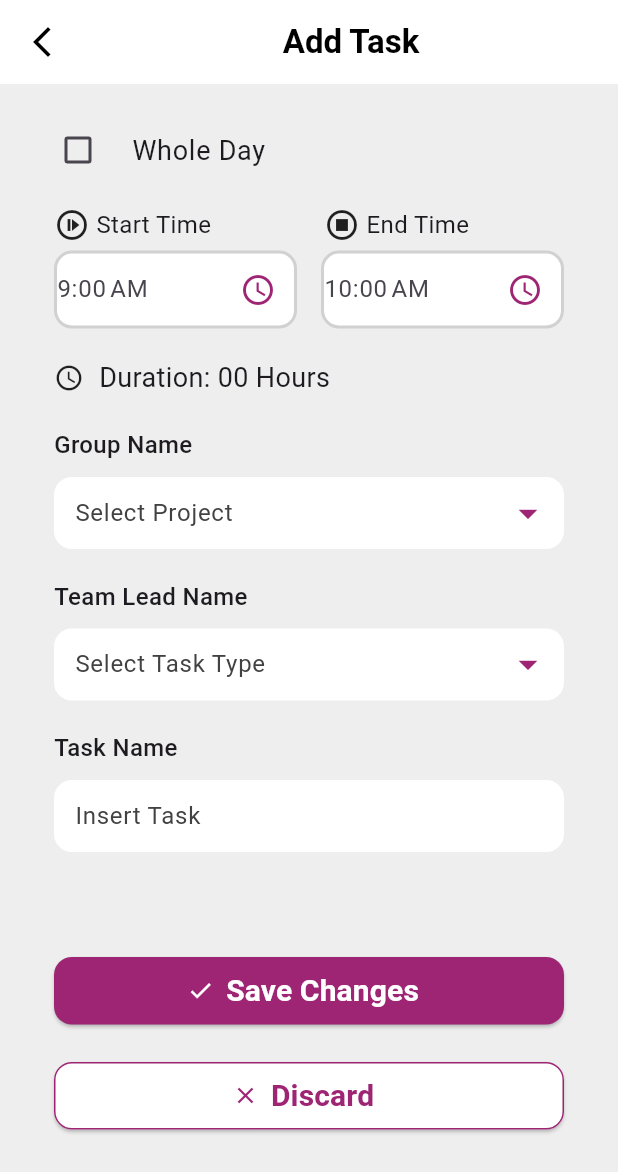
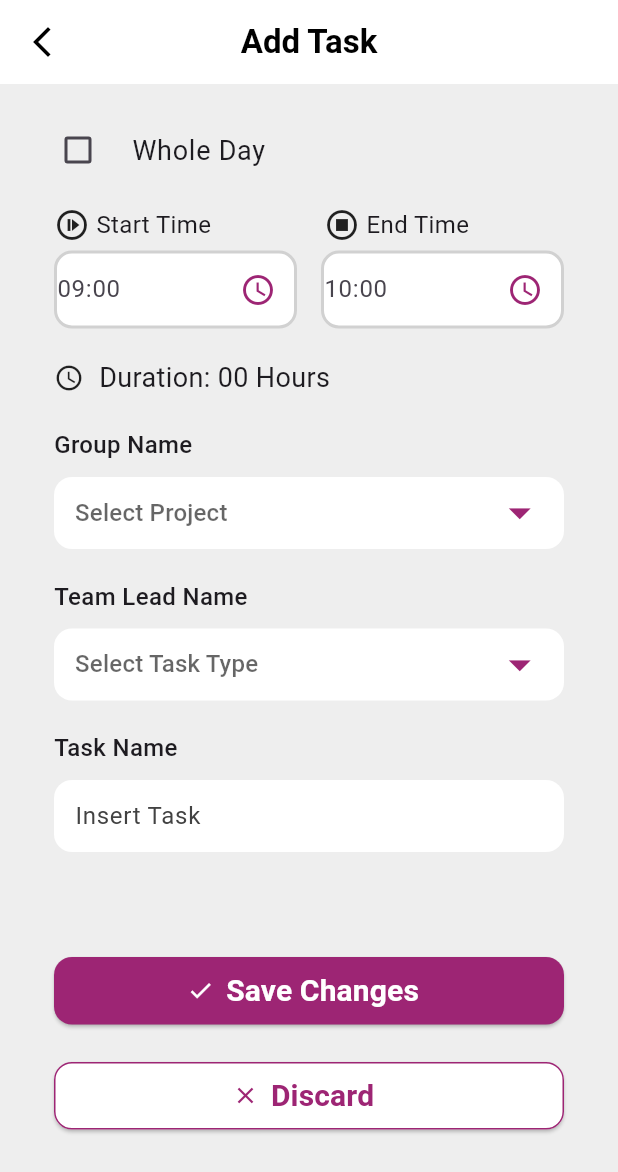
Before and after one commit to telphatech/TS_System_App, a Flutter app: the TaskDashboard screen opened directly, after a tap on the "add" icon, on a phone screen of 412 x 824 dp. Shown: the top 1172 px of the screen. Run offline on Flutter 3.47's test engine with Material 3 defaults, Android fonts, the phone set to English and light mode, and no system bars.

Commit message:
TM System

```diff
--- a/lib/main.dart
+++ b/lib/main.dart
@@ -1,7 +1,5 @@
 import 'package:flutter/material.dart';
-import 'package:ts_system/modules/home_admin/presentation/views/home_admin_mobile_view.dart';
 import 'package:ts_system/modules/splash/presentation/views/splash_screen_mobile_view.dart';
-import './modules/employee/leave/presentation/views/leave_dashboard_mobile_view.dart';
 
 void main() {
   runApp(MyApp());
@@ -19,9 +17,9 @@ class MyApp extends StatelessWidget {
         colorScheme: ColorScheme.fromSeed(seedColor: Colors.deepPurple),
         useMaterial3: true,
       ),
-      // home: const SplashScreenMobileView(),
+      home: const SplashScreenMobileView(),
       // home: const ApplyLeaveMobileView(),
-      home: const LeaveDashboardMobileView(),
+      // home: const LeaveDashboardMobileView(),
     );
   }
 }
--- a/lib/modules/employee/tasks/presentation/views/add_task_mobile_view.dart
+++ b/lib/modules/employee/tasks/presentation/views/add_task_mobile_view.dart
@@ -3,7 +3,7 @@ import 'package:intl/intl.dart';
 import 'package:ts_system/modules/employee/tasks/presentation/views/task_dashboard_mobile_view.dart';
 
 class AddTaskMobileView extends StatefulWidget {
-  const AddTaskMobileView({super.key});
+  const AddTaskMobileView({Key? key});
 
   @override
   State<AddTaskMobileView> createState() => _AddTaskMobileViewState();
@@ -13,6 +13,9 @@ class _AddTaskMobileViewState extends State<AddTaskMobileView> {
   bool isWholeDaySelected = false;
   TimeOfDay startTime = const TimeOfDay(hour: 9, minute: 0);
   TimeOfDay endTime = const TimeOfDay(hour: 10, minute: 0);
+  String selectedProject = '';
+  String selectedTaskType = '';
+  String taskName = '';
 
   @override
   Widget build(BuildContext context) {
@@ -34,16 +37,14 @@ class _AddTaskMobileViewState extends State<AddTaskMobileView> {
             );
           },
         ),
-        title: const Align(
-          alignment: Alignment.center,
-          child: Text(
-            'Add Task',
-            style: TextStyle(
-              color: Colors.black,
-              fontWeight: FontWeight.w700,
-            ),
+        title: const Text(
+          'Add Task',
+          style: TextStyle(
+            color: Colors.black,
+            fontWeight: FontWeight.w700,
           ),
         ),
+        centerTitle: true,
       ),
       body: SingleChildScrollView(
         child: Container(
@@ -111,7 +112,7 @@ class _AddTaskMobileViewState extends State<AddTaskMobileView> {
                               child: TextFormField(
                                 style: const TextStyle(fontSize: 16),
                                 decoration: InputDecoration(
-                                  hintText: DateFormat.jm().format(
+                                  hintText: DateFormat.Hm().format(
                                     DateTime(
                                       2024,
                                       1,
@@ -122,6 +123,7 @@ class _AddTaskMobileViewState extends State<AddTaskMobileView> {
                                   ),
                                   border: InputBorder.none,
                                 ),
+                                readOnly: true,
                                 onTap: () async {
                                   TimeOfDay? selectedTime =
                                       await showTimePicker(
@@ -174,7 +176,7 @@ class _AddTaskMobileViewState extends State<AddTaskMobileView> {
                               child: TextFormField(
                                 style: const TextStyle(fontSize: 16),
                                 decoration: InputDecoration(
-                                  hintText: DateFormat.jm().format(
+                                  hintText: DateFormat.Hm().format(
                                     DateTime(
                                       2024,
                                       1,
@@ -185,6 +187,7 @@ class _AddTaskMobileViewState extends State<AddTaskMobileView> {
                                   ),
                                   border: InputBorder.none,
                                 ),
+                                readOnly: true,
                                 onTap: () async {
                                   TimeOfDay? selectedTime =
                                       await showTimePicker(
@@ -257,8 +260,10 @@ class _AddTaskMobileViewState extends State<AddTaskMobileView> {
                     child: Row(
                       children: [
                         Expanded(
-                          child: TextFormField(
-                            style: const TextStyle(color: Colors.black),
+                          child: DropdownButtonFormField<String>(
+                            iconEnabledColor:
+                                const Color.fromARGB(255, 157, 37, 116),
+                            iconSize: 35,
                             decoration: InputDecoration(
                               filled: true,
                               fillColor: Colors.white,
@@ -270,15 +275,26 @@ class _AddTaskMobileViewState extends State<AddTaskMobileView> {
                                 borderRadius: BorderRadius.circular(12.0),
                                 borderSide: BorderSide.none,
                               ),
-                              suffixIcon: IconButton(
-                                  onPressed: () {},
-                                  icon: const Icon(
-                                    Icons.arrow_drop_down_sharp,
-                                    size: 30,
-                                  )),
-                              suffixIconColor:
-                                  const Color.fromARGB(255, 157, 37, 116),
                             ),
+                            items: const [
+                              DropdownMenuItem(
+                                value: 'Project 1',
+                                child: Text('Project 1'),
+                              ),
+                              DropdownMenuItem(
+                                value: 'Project 2',
+                                child: Text('Project 2'),
+                              ),
+                              DropdownMenuItem(
+                                value: 'Project 3',
+                                child: Text('Project 3'),
+                              ),
+                            ],
+                            onChanged: (String? value) {
+                              setState(() {
+                                selectedProject = value ?? '';
+                              });
+                            },
                           ),
                         ),
                       ],
@@ -298,8 +314,10 @@ class _AddTaskMobileViewState extends State<AddTaskMobileView> {
                     child: Row(
                       children: [
                         Expanded(
-                          child: TextFormField(
-                            style: const TextStyle(color: Colors.black),
+                          child: DropdownButtonFormField<String>(
+                            iconEnabledColor:
+                                const Color.fromARGB(255, 157, 37, 116),
+                            iconSize: 35,
                             decoration: InputDecoration(
                               filled: true,
                               fillColor: Colors.white,
@@ -311,13 +329,26 @@ class _AddTaskMobileViewState extends State<AddTaskMobileView> {
                                 borderRadius: BorderRadius.circular(12.0),
                                 borderSide: BorderSide.none,
                               ),
-                              suffixIcon: IconButton(
-                                  onPressed: () {},
-                                  icon: const Icon(Icons.arrow_drop_down_sharp,
-                                      size: 30)),
-                              suffixIconColor:
-                                  const Color.fromARGB(255, 157, 37, 116),
                             ),
+                            items: const [
+                              DropdownMenuItem(
+                                value: 'Task Type 1',
+                                child: Text('Task Type 1'),
+                              ),
+                              DropdownMenuItem(
+                                value: 'Task Type 2',
+                                child: Text('Task Type 2'),
+                              ),
+                              DropdownMenuItem(
+                                value: 'Task Type 3',
+                                child: Text('Task Type 3'),
+                              ),
+                            ],
+                            onChanged: (String? value) {
+                              setState(() {
+                                selectedTaskType = value ?? '';
+                              });
+                            },
                           ),
                         ),
                       ],
@@ -351,6 +382,11 @@ class _AddTaskMobileViewState extends State<AddTaskMobileView> {
                                 borderSide: BorderSide.none,
                               ),
                             ),
+                            onChanged: (value) {
+                              setState(() {
+                                taskName = value;
+                              });
+                            },
                           ),
                         ),
                       ],
@@ -369,7 +405,17 @@ class _AddTaskMobileViewState extends State<AddTaskMobileView> {
                               child: SizedBox(
                                 height: 45,
                                 child: ElevatedButton.icon(
-                                  onPressed: () {},
+                                  onPressed: () {
+                                    // ignore: avoid_print
+                                    print('$durationText');
+                                    // ignore: avoid_print
+                                    print('Selected Project: $selectedProject');
+                                    // ignore: avoid_print
+                                    print(
+                                        'Selected Task Type: $selectedTaskType');
+                                    // ignore: avoid_print
+                                    print('Task Name: $taskName');
+                                  },
                                   icon: const Icon(Icons.check,
                                       color: Colors.white),
                                   label: const Text(
@@ -379,6 +425,7 @@ class _AddTaskMobileViewState extends State<AddTaskMobileView> {
                                       fontWeight: FontWeight.w600,
                                       color: Colors.white,
                                     ),
+                                    maxLines: 1,
                                   ),
                                   style: ElevatedButton.styleFrom(
                                     backgroundColor:
@@ -402,7 +449,14 @@ class _AddTaskMobileViewState extends State<AddTaskMobileView> {
                               child: SizedBox(
                                 height: 45,
                                 child: ElevatedButton.icon(
-                                  onPressed: () {},
+                                  onPressed: () {
+                                    Navigator.push(
+                                      context,
+                                      MaterialPageRoute(
+                                          builder: (context) =>
+                                              const TaskDashboard()),
+                                    );
+                                  },
                                   icon: const Icon(
                                     Icons.close,
                                     color: Color.fromARGB(255, 157, 37, 116),
@@ -414,6 +468,7 @@ class _AddTaskMobileViewState extends State<AddTaskMobileView> {
                                       fontWeight: FontWeight.w600,
                                       color: Color.fromARGB(255, 157, 37, 116),
                                     ),
+                                    maxLines: 1,
                                   ),
                                   style: ElevatedButton.styleFrom(
                                     backgroundColor: Colors.white,
--- a/lib/modules/employee/tasks/presentation/views/task_dashboard_mobile_view.dart
+++ b/lib/modules/employee/tasks/presentation/views/task_dashboard_mobile_view.dart
@@ -2,8 +2,21 @@ import 'package:flutter/material.dart';
 import 'package:intl/intl.dart';
 import 'package:ts_system/modules/employee/tasks/presentation/views/add_task_mobile_view.dart';
 
-class TaskDashboard extends StatelessWidget {
+class TaskDashboard extends StatefulWidget {
   const TaskDashboard({super.key});
+
+  @override
+  State<TaskDashboard> createState() => _TaskDashboardState();
+}
+
+class _TaskDashboardState extends State<TaskDashboard> {
+  late DateTime selectedDate;
+
+  @override
+  void initState() {
+    super.initState();
+    selectedDate = DateTime.now();
+  }
 
   @override
   Widget build(BuildContext context) {
@@ -11,22 +24,21 @@ class TaskDashboard extends StatelessWidget {
       appBar: AppBar(
         backgroundColor: Colors.white,
         leading: const Icon(Icons.arrow_back_ios_new),
-        title: const Align(
-          alignment: Alignment.center,
-          child: Text(
+        title: const Text(
           'Timesheet',
           style: TextStyle(
             color: Colors.black,
             fontWeight: FontWeight.w700,
           ),
         ),
-        ),
+        centerTitle: true,
       ),
       body: SingleChildScrollView(
         child: Column(
+          crossAxisAlignment: CrossAxisAlignment.stretch,
           children: [
             Padding(
-              padding: const EdgeInsets.only(left: 20, right: 20),
+              padding: const EdgeInsets.symmetric(horizontal: 20),
               child: TextFormField(
                 style: const TextStyle(color: Colors.black),
                 decoration: InputDecoration(
@@ -52,7 +64,7 @@ class TaskDashboard extends StatelessWidget {
                 children: [
                   Expanded(
                     child: Text(
-                      DateFormat('dd MMMM yyyy').format(DateTime.now()),
+                      DateFormat('dd MMMM yyyy').format(selectedDate),
                       overflow: TextOverflow.ellipsis,
                       style: const TextStyle(
                           color: Colors.black,
@@ -61,7 +73,9 @@ class TaskDashboard extends StatelessWidget {
                     ),
                   ),
                   IconButton(
-                    onPressed: () {},
+                    onPressed: () {
+                      _selectDate(context);
+                    },
                     icon: const Icon(Icons.filter_list, color: Colors.black),
                   ),
                 ],
@@ -79,9 +93,16 @@ class TaskDashboard extends StatelessWidget {
                         DateTime.now().add(Duration(days: index - 2));
                     String formattedDate = DateFormat('dd').format(currentDate);
                     String formattedDay = DateFormat('E').format(currentDate);
+
                     bool isCurrent = index == 2;
 
-                    return Container(
+                    return GestureDetector(
+                      onTap: () {
+                        setState(() {
+                          selectedDate = currentDate;
+                        });
+                      },
+                      child: Container(
                         width: 50,
                         margin: const EdgeInsets.symmetric(horizontal: 5),
                         decoration: BoxDecoration(
@@ -116,37 +137,42 @@ class TaskDashboard extends StatelessWidget {
                             ),
                           ],
                         ),
+                      ),
                     );
                   },
                 ),
               ),
             ),
             Row(
+              crossAxisAlignment: CrossAxisAlignment.start,
               children: [
                 SizedBox(
-                  height: 600,
+                  height: 1500,
                   width: 100,
                   child: Container(
                     color: Colors.grey[200],
                     child: ListView.builder(
-                      scrollDirection: Axis.vertical,
-                      itemCount: 10,
+                      physics: const NeverScrollableScrollPhysics(),
+                      itemCount: 15,
                       itemBuilder: (context, index) {
-                        DateTime startTime = DateTime(DateTime.now().year,
-                            DateTime.now().month, DateTime.now().day, 9, 0);
+                        DateTime startTime = DateTime(
+                          selectedDate.year,
+                          selectedDate.month,
+                          selectedDate.day,
+                          9,
+                          0,
+                        );
 
                         DateTime currentDate =
                             startTime.add(Duration(hours: index));
 
                         String formattedTime =
                             DateFormat('hh:mm').format(currentDate);
-
                         String formattedDay =
                             DateFormat('a').format(currentDate);
 
-                        return Expanded(
-                          child: Container(
-                            height: 85,
+                        return Container(
+                          height: 98,
                           margin: const EdgeInsets.symmetric(vertical: 10),
                           alignment: Alignment.center,
                           child: Column(
@@ -155,7 +181,6 @@ class TaskDashboard extends StatelessWidget {
                             children: [
                               Text(
                                 formattedTime,
-                                  overflow: TextOverflow.ellipsis,
                                 style: const TextStyle(
                                   color: Colors.black,
                                   fontWeight: FontWeight.w400,
@@ -164,7 +189,6 @@ class TaskDashboard extends StatelessWidget {
                               ),
                               Text(
                                 formattedDay,
-                                  overflow: TextOverflow.ellipsis,
                                 style: const TextStyle(
                                   color: Color.fromARGB(255, 79, 78, 78),
                                   fontWeight: FontWeight.w300,
@@ -173,23 +197,27 @@ class TaskDashboard extends StatelessWidget {
                               ),
                             ],
                           ),
-                          ),
                         );
                       },
                     ),
                   ),
                 ),
-                Flexible(
+                Expanded(
                   child: SizedBox(
-                    height: 600,
+                    height: 1500,
                     child: Container(
                       color: Colors.grey[200],
                       child: ListView.builder(
-                        scrollDirection: Axis.vertical,
-                        itemCount: 10,
+                        physics: const NeverScrollableScrollPhysics(),
+                        itemCount: 15,
                         itemBuilder: (context, index) {
-                          DateTime startTime = DateTime(DateTime.now().year,
-                              DateTime.now().month, DateTime.now().day, 9, 0);
+                          DateTime startTime = DateTime(
+                            selectedDate.year,
+                            selectedDate.month,
+                            selectedDate.day,
+                            9,
+                            0,
+                          );
                           startTime = startTime.add(Duration(hours: index));
                           DateTime endTime =
                               startTime.add(const Duration(hours: 1));
@@ -224,6 +252,7 @@ class TaskDashboard extends StatelessWidget {
                                             fontWeight: FontWeight.w500,
                                             fontSize: 18,
                                           ),
+                                          maxLines: 1,
                                         ),
                                         const Text(
                                           'Project Name\n',
@@ -244,6 +273,7 @@ class TaskDashboard extends StatelessWidget {
                                             fontWeight: FontWeight.normal,
                                             fontSize: 14,
                                           ),
+                                          maxLines: 1,
                                         ),
                                       ],
                                     ),
@@ -278,4 +308,18 @@ class TaskDashboard extends StatelessWidget {
       ),
     );
   }
+
+  Future<void> _selectDate(BuildContext context) async {
+    final DateTime? picked = await showDatePicker(
+      context: context,
+      initialDate: selectedDate,
+      firstDate: DateTime(2000),
+      lastDate: DateTime(2101),
+    );
+    if (picked != null && picked != selectedDate) {
+      setState(() {
+        selectedDate = picked;
+      });
     }
+  }
+}
```
Also changed, not shown: 1 other file. Lines whose indentation alone changed are shown as unchanged.
